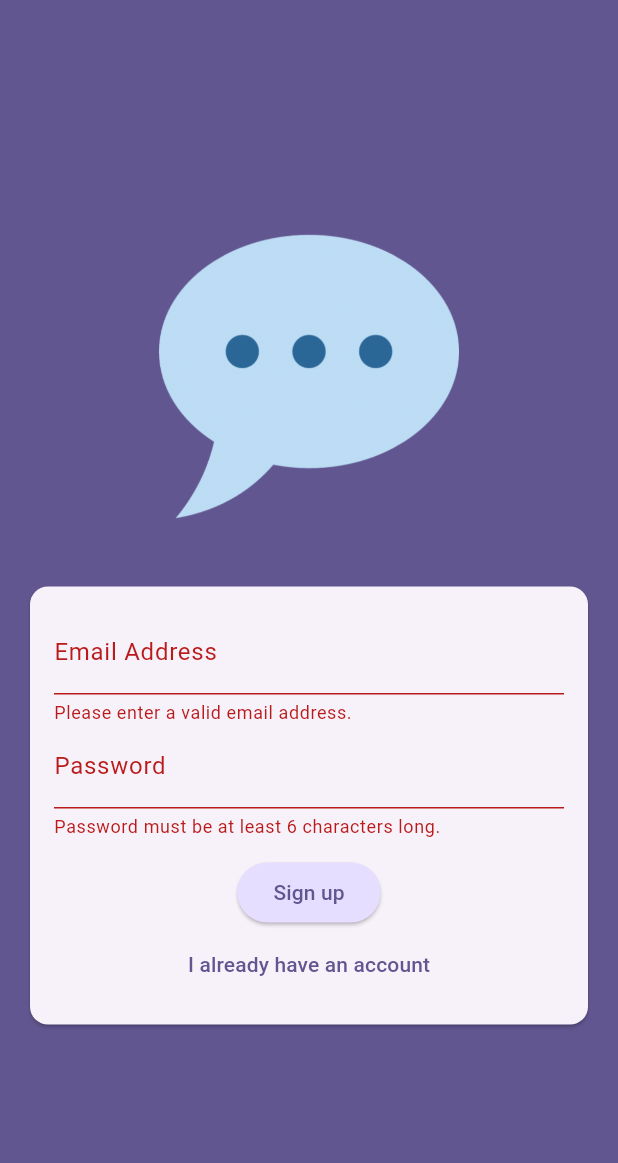
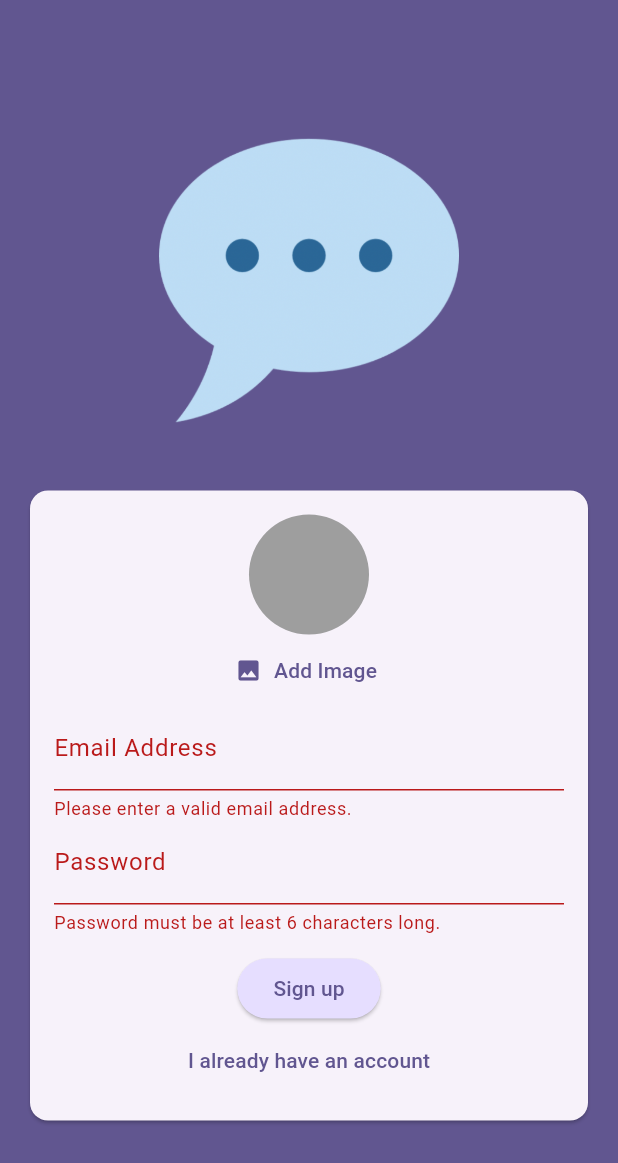
Before and after one commit to denickman/ChatApp, a Flutter app: the screen it shows after launch, after a tap on "Login", after a tap on "Create an account", on a phone screen of 412 x 824 dp. Shown: the top 1163 px of the screen. Run offline on Flutter 3.47's test engine with Material 3 defaults, Android fonts, the phone set to English and light mode, and no system bars; our stand-ins replace firebase_auth, firebase_core, image_picker; accounts and stored records are empty.

Commit message:
Add image to register new user

```diff
--- a/lib/main.dart
+++ b/lib/main.dart
@@ -1,4 +1,5 @@
 import 'package:chatapp/screens/chat.dart';
+import 'package:chatapp/screens/splash.dart';
 import 'package:flutter/material.dart';
 import 'package:chatapp/screens/auth.dart';
 
@@ -29,12 +30,17 @@ class App extends StatelessWidget {
       // UI каждый раз, когда в поток прилетает новое значение.
       home: StreamBuilder(
         stream: FirebaseAuth.instance.authStateChanges(),
-         builder: (ctx, snapshot) {
-            if (snapshot.hasData) {
-                 return ChatScreen();
-            }
-            return const AuthScreen();
-      }),
+        builder: (ctx, snapshot) {
+          if (snapshot.connectionState == ConnectionState.waiting) {
+            return const SplashScreen();
+          }
+
+          if (snapshot.hasData) {
+            return ChatScreen();
+          }
+          return const AuthScreen();
+        },
+      ),
     );
   }
 }
--- a/lib/screens/auth.dart
+++ b/lib/screens/auth.dart
@@ -1,3 +1,4 @@
+import 'package:chatapp/widgets/user_image_picker.dart';
 import 'package:flutter/material.dart';
 import 'package:firebase_auth/firebase_auth.dart';
 
@@ -100,7 +101,11 @@ class _AuthScreenState extends State<AuthScreen> {
                       key: _form,
                       child: Column(
                         mainAxisSize: MainAxisSize.min,
+
                         children: [
+
+                          if (!_isLogin) UserImagePicker(),
+
                           TextFormField(
                             decoration: const InputDecoration(
                               labelText: 'Email Address',
--- a/lib/screens/chat.dart
+++ b/lib/screens/chat.dart
@@ -1,5 +1,4 @@
 import 'package:firebase_auth/firebase_auth.dart';
-import 'package:firebase_core/firebase_core.dart';
 import 'package:flutter/material.dart';
 
 class ChatScreen extends StatelessWidget {
--- a/lib/screens/splash.dart
+++ b/lib/screens/splash.dart
@@ -0,0 +1,19 @@
+
+
+import 'package:flutter/material.dart';
+
+class SplashScreen extends StatelessWidget {
+
+  const SplashScreen({super.key});
+
+  @override
+  Widget build(BuildContext context) {
+    return Scaffold(
+      appBar: AppBar(
+        title: const Text('Flutter Chat'),
+      ),
+      body: const Center(child: Text('Loading...'),
+      ),
+    );
+  }
+}
--- /dev/null
+++ b/lib/widgets/user_image_picker.dart
@@ -0,0 +1,57 @@
+import 'dart:math';
+import 'package:flutter/material.dart';
+import 'package:flutter/widgets.dart';
+import 'package:image_picker/image_picker.dart';
+import 'dart:io';
+
+class UserImagePicker extends StatefulWidget {
+  const UserImagePicker({super.key});
+
+  @override
+  State<UserImagePicker> createState() {
+    return _UserImagePickerState();
+  }
+}
+
+class _UserImagePickerState extends State<UserImagePicker> {
+  File? _pickedImageFile;
+
+  void _pickImage() async {
+    final pickedImage = await ImagePicker().pickImage(
+      source: ImageSource.camera,
+      imageQuality: 50,
+      maxWidth: 150,
+    );
+
+    if (pickedImage == null) {
+      return;
+    }
+
+    setState(() {
+      _pickedImageFile = File(pickedImage.path);
+    });
+  }
+
+  @override
+  Widget build(BuildContext context) {
+    return Column(
+      children: [
+        CircleAvatar(
+          radius: 40,
+          backgroundColor: Colors.grey,
+          foregroundImage: _pickedImageFile != null
+              ? FileImage(_pickedImageFile!)
+              : null,
+        ),
+        TextButton.icon(
+          onPressed: _pickImage,
+          icon: const Icon(Icons.image),
+          label: Text(
+            'Add Image',
+            style: TextStyle(color: Theme.of(context).colorScheme.primary),
+          ),
+        ),
+      ],
+    );
+  }
+}
--- a/pubspec.yaml
+++ b/pubspec.yaml
@@ -36,6 +36,8 @@ dependencies:
   cupertino_icons: ^1.0.8
   firebase_core: ^4.0.0
   firebase_auth: ^6.0.1
+  firebase_storage: ^13.0.0
+  image_picker: ^1.2.0
 
 dev_dependencies:
   flutter_test:
```
Also changed, not shown: pubspec.lock, 7 other files.
